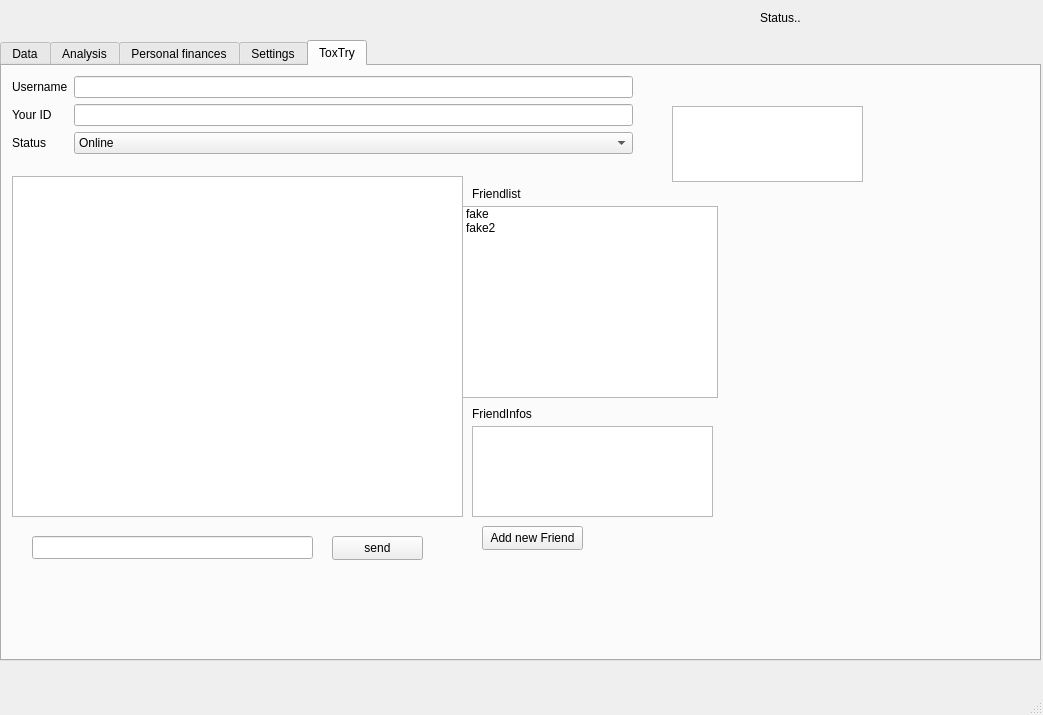
Before: the Qt Designer form ui/gui.ui in hersche/jobManagement, drawn with Qt 5.
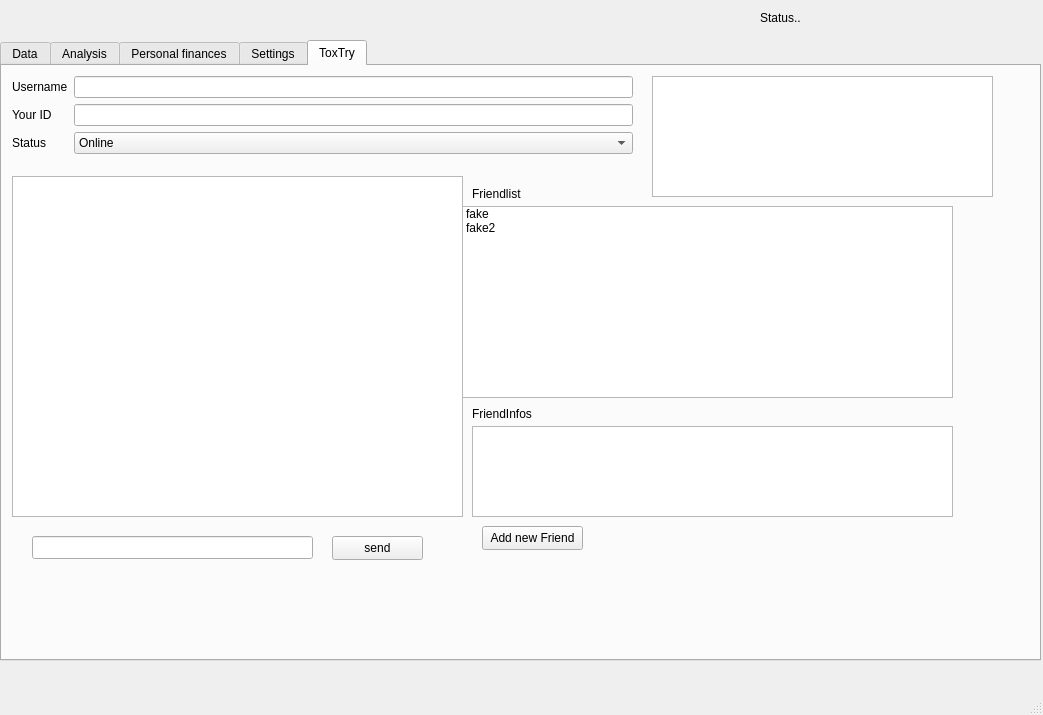
After: the same form once the commit is applied.

What changed in the file:
```diff
--- a/ui/gui.ui
+++ b/ui/gui.ui
@@ -1733,7 +1733,7 @@
        <rect>
         <x>460</x>
         <y>140</y>
-        <width>256</width>
+        <width>491</width>
         <height>192</height>
        </rect>
       </property>
@@ -1842,7 +1842,7 @@
        <rect>
         <x>470</x>
         <y>360</y>
-        <width>241</width>
+        <width>481</width>
         <height>91</height>
        </rect>
       </property>
@@ -1850,12 +1850,21 @@
      <widget class="QTextEdit" name="toxTryNotifications">
       <property name="geometry">
        <rect>
-        <x>670</x>
-        <y>40</y>
-        <width>191</width>
-        <height>76</height>
+        <x>650</x>
+        <y>10</y>
+        <width>341</width>
+        <height>121</height>
        </rect>
       </property>
+      <property name="documentTitle">
+       <string notr="true"/>
+      </property>
+      <property name="undoRedoEnabled">
+       <bool>false</bool>
+      </property>
+      <property name="readOnly">
+       <bool>true</bool>
+      </property>
      </widget>
      <widget class="QPushButton" name="toxTryNewFriendRequest">
       <property name="geometry">
```
